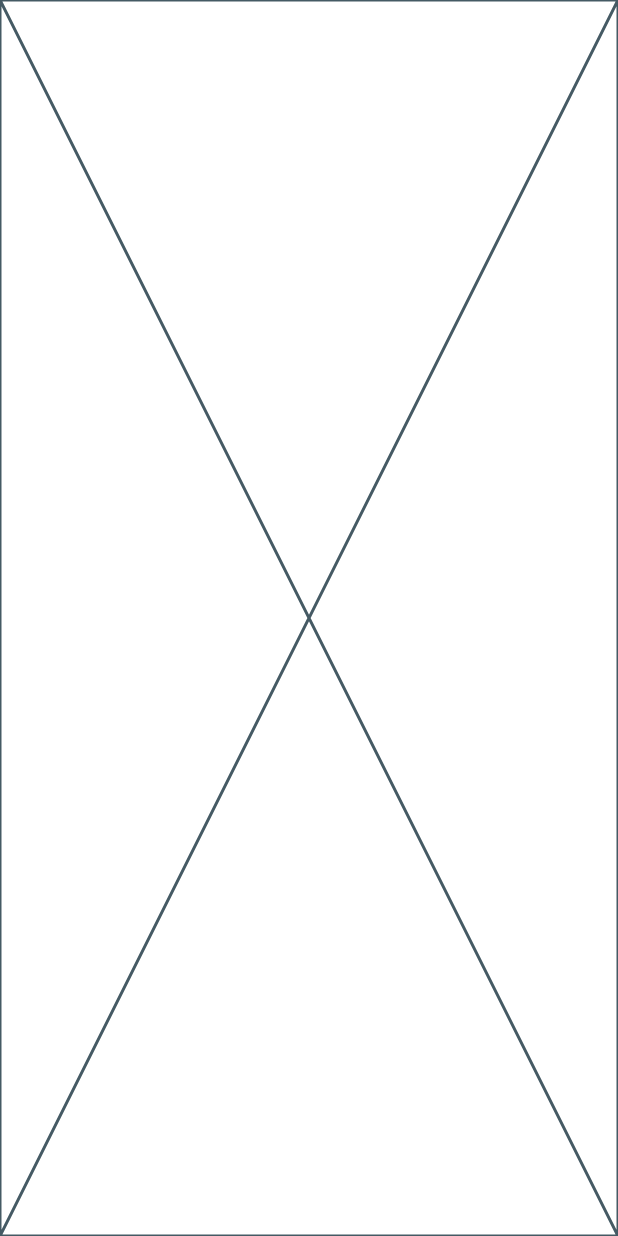
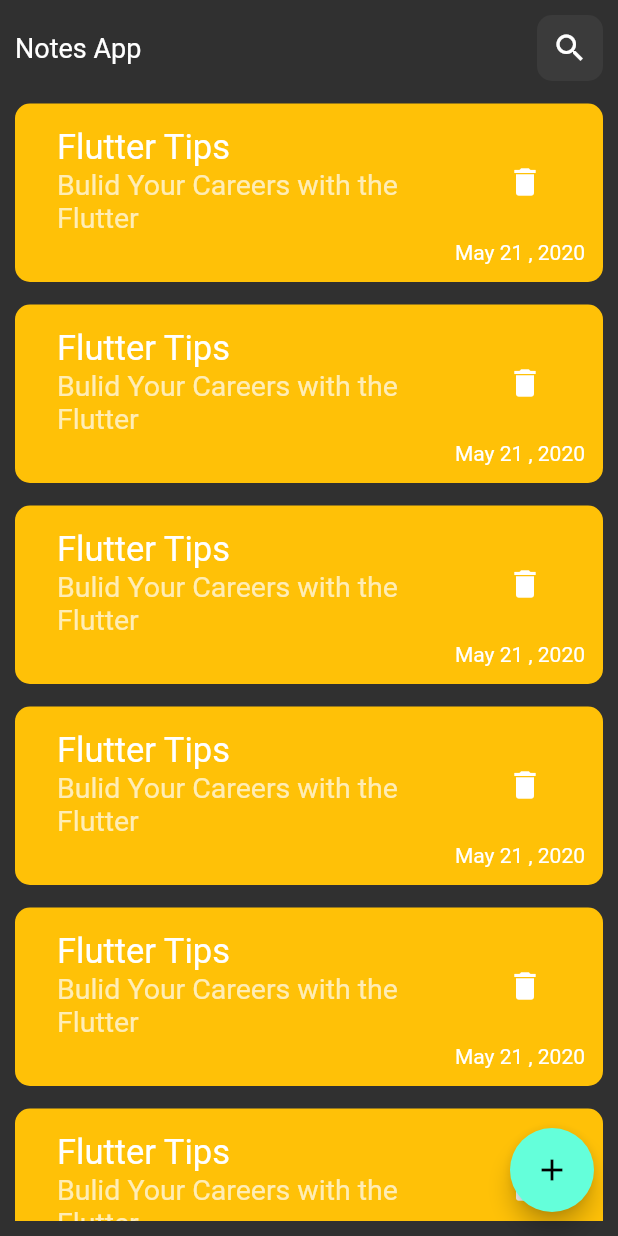
Before and after one commit to abdalrhmanreda/note_app, a Flutter app: the screen it shows after launch, on a phone screen of 412 x 824 dp. Run offline on Flutter 3.47's test engine with Material 2 defaults, Android fonts, the phone set to English and light mode, and no system bars; our stand-ins replace google_fonts.

Commit message:
create note body view

```diff
--- a/lib/views/home_screen.dart
+++ b/lib/views/home_screen.dart
@@ -1,10 +1,17 @@
 import 'package:flutter/material.dart';
+import 'package:note_app/views/widgets/notes_body_view.dart';
 
 class NotesView extends StatelessWidget {
   const NotesView({super.key});
 
   @override
   Widget build(BuildContext context) {
-    return const Placeholder();
+    return Scaffold(
+      body: const NotesViewBody(),
+      floatingActionButton: FloatingActionButton(
+        onPressed: () {},
+        child: const Icon(Icons.add),
+      ),
+    );
   }
 }
--- /dev/null
+++ b/lib/views/widgets/custom_app_bar.dart
@@ -0,0 +1,22 @@
+import 'package:flutter/material.dart';
+import 'package:note_app/views/widgets/cutom_search_icon.dart';
+
+class CustomAppBar extends StatelessWidget {
+  const CustomAppBar({super.key});
+
+  @override
+  Widget build(BuildContext context) {
+    return Row(
+      children: [
+        Text(
+          'Notes App',
+          style: TextStyle(
+            fontSize: 18,
+          ),
+        ),
+        Spacer(),
+        CustomSearchIcon(),
+      ],
+    );
+  }
+}
--- /dev/null
+++ b/lib/views/widgets/custom_list_view.dart
@@ -0,0 +1,19 @@
+import 'package:flutter/material.dart';
+import 'package:note_app/views/widgets/custom_note_item.dart';
+
+class CustomListView extends StatelessWidget {
+  const CustomListView({super.key});
+
+  @override
+  Widget build(BuildContext context) {
+    return ListView.separated(
+      separatorBuilder: (context, index) => const SizedBox(
+        height: 15,
+      ),
+      shrinkWrap: true,
+      physics: const NeverScrollableScrollPhysics(),
+      itemBuilder: (context, index) => const CustomNoteItem(),
+      itemCount: 10,
+    );
+  }
+}
--- /dev/null
+++ b/lib/views/widgets/custom_note_item.dart
@@ -0,0 +1,44 @@
+import 'package:flutter/material.dart';
+import 'package:google_fonts/google_fonts.dart';
+
+class CustomNoteItem extends StatelessWidget {
+  const CustomNoteItem({super.key});
+
+  @override
+  Widget build(BuildContext context) {
+    return Container(
+      padding: const EdgeInsets.all(12),
+      decoration: BoxDecoration(
+        borderRadius: BorderRadius.circular(10),
+        color: Colors.amber,
+      ),
+      child: Column(
+        children: [
+          ListTile(
+            title: Text(
+              "Flutter Tips",
+              style: GoogleFonts.aBeeZee(
+                fontSize: 23,
+              ),
+            ),
+            subtitle: Text(
+              "Bulid Your Careers with the Flutter",
+              style: GoogleFonts.aBeeZee(
+                fontSize: 19,
+              ),
+            ),
+            trailing: IconButton(
+                onPressed: () {},
+                icon: const Icon(
+                  Icons.delete,
+                )),
+          ),
+          const Align(
+            alignment: Alignment.bottomRight,
+            child: Text('May 21 , 2020'),
+          ),
+        ],
+      ),
+    );
+  }
+}
--- /dev/null
+++ b/lib/views/widgets/cutom_search_icon.dart
@@ -0,0 +1,19 @@
+import 'package:flutter/material.dart';
+
+class CustomSearchIcon extends StatelessWidget {
+  const CustomSearchIcon({super.key});
+
+  @override
+  Widget build(BuildContext context) {
+    return Container(
+      padding: const EdgeInsets.all(10),
+      decoration: BoxDecoration(
+        color: Colors.white.withOpacity(.05),
+        borderRadius: BorderRadius.circular(10),
+      ),
+      child: const Icon(
+        Icons.search,
+      ),
+    );
+  }
+}
--- /dev/null
+++ b/lib/views/widgets/notes_body_view.dart
@@ -0,0 +1,26 @@
+import 'package:flutter/material.dart';
+import 'package:note_app/views/widgets/custom_app_bar.dart';
+import 'package:note_app/views/widgets/custom_list_view.dart';
+import 'package:note_app/views/widgets/custom_note_item.dart';
+
+class NotesViewBody extends StatelessWidget {
+  const NotesViewBody({super.key});
+
+  @override
+  Widget build(BuildContext context) {
+    return const Padding(
+      padding: EdgeInsets.all(10),
+      child: SingleChildScrollView(
+        child: Column(
+          children: [
+            CustomAppBar(),
+            SizedBox(
+              height: 15,
+            ),
+            CustomListView(),
+          ],
+        ),
+      ),
+    );
+  }
+}
--- a/pubspec.yaml
+++ b/pubspec.yaml
@@ -35,6 +35,7 @@ dependencies:
   # The following adds the Cupertino Icons font to your application.
   # Use with the CupertinoIcons class for iOS style icons.
   cupertino_icons: ^1.0.2
+  google_fonts: ^5.1.0
 
 dev_dependencies:
   flutter_test:
```
Also changed, not shown: pubspec.lock, 1 other file.
